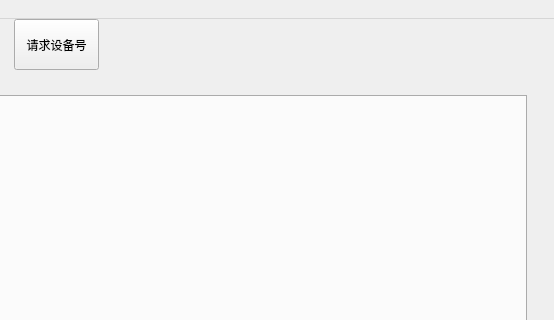
Qt form mainwindow.ui (SherlockWu197/hahaha) before a commit; both pictures show x 468 to 1022 and y 0 to 320 of the 1022 by 603 pixel window.
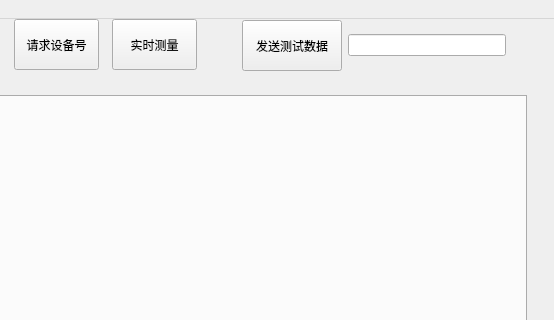
The same form after that commit.

Commit message: 添加自定义发送数据模块，模拟程序接收到的数据

```diff
--- a/mainwindow.ui
+++ b/mainwindow.ui
@@ -200,6 +200,65 @@
      <string>请求设备号</string>
     </property>
    </widget>
+   <widget class="QPushButton" name="btn_RealTimeMeasure">
+    <property name="geometry">
+     <rect>
+      <x>580</x>
+      <y>0</y>
+      <width>85</width>
+      <height>51</height>
+     </rect>
+    </property>
+    <property name="minimumSize">
+     <size>
+      <width>85</width>
+      <height>51</height>
+     </size>
+    </property>
+    <property name="maximumSize">
+     <size>
+      <width>85</width>
+      <height>51</height>
+     </size>
+    </property>
+    <property name="text">
+     <string>实时测量</string>
+    </property>
+   </widget>
+   <widget class="QWidget" name="">
+    <property name="geometry">
+     <rect>
+      <x>710</x>
+      <y>0</y>
+      <width>264</width>
+      <height>53</height>
+     </rect>
+    </property>
+    <layout class="QHBoxLayout" name="horizontalLayout_3">
+     <item>
+      <widget class="QPushButton" name="btn_SendData">
+       <property name="minimumSize">
+        <size>
+         <width>100</width>
+         <height>51</height>
+        </size>
+       </property>
+       <property name="maximumSize">
+        <size>
+         <width>100</width>
+         <height>51</height>
+        </size>
+       </property>
+       <property name="text">
+        <string>发送测试数据</string>
+       </property>
+      </widget>
+     </item>
+     <item>
+      <widget class="QLineEdit" name="lineEdit"/>
+     </item>
+    </layout>
+   </widget>
   </widget>
   <widget class="QMenuBar" name="menubar">
    <property name="geometry">
```
The commit also changes 2 other files.
